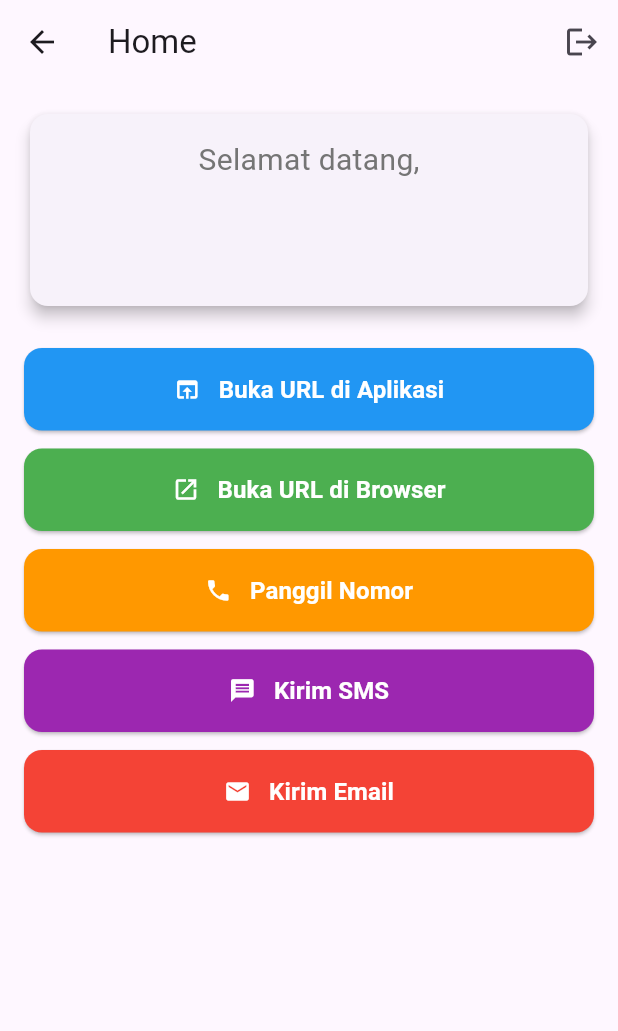
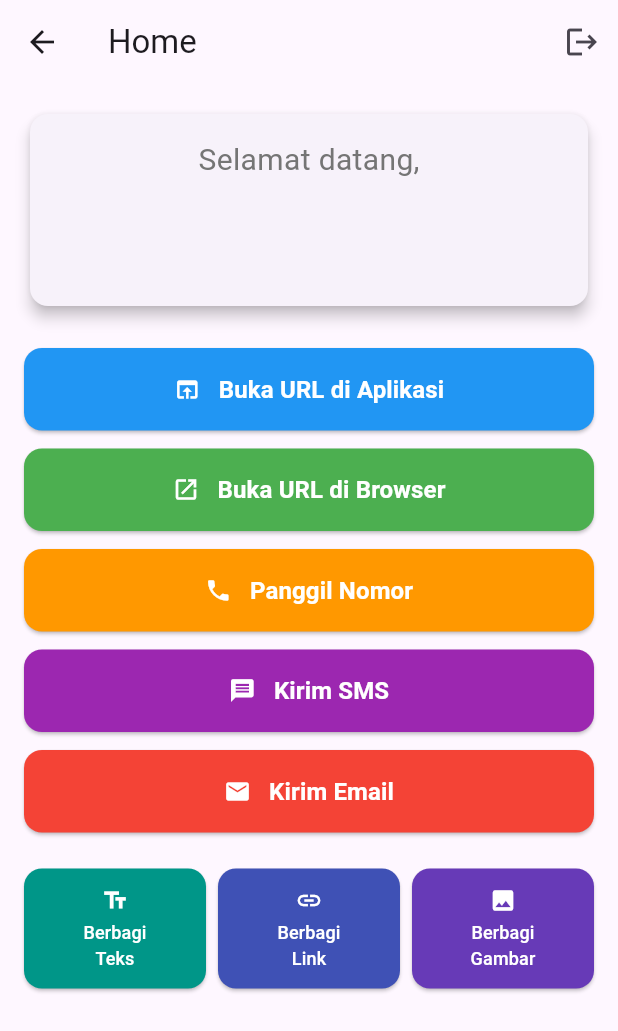
Before and after one commit to dzakisalman/flutter-firebase-app, a Flutter app: the HomeScreen screen opened by its route, after a tap on "Kirim Email", on a phone screen of 412 x 824 dp. Shown: the top 1031 px of the screen. Run offline on Flutter 3.47's test engine with Material 3 defaults, Android fonts, the phone set to English and light mode, and no system bars; our stand-ins replace firebase_auth, firebase_core, get, google_sign_in, share_plus; accounts and stored records are empty; generated files the repository leaves out were written again.

Commit message:
add share_plus

```diff
--- a/lib/screens/home_screen.dart
+++ b/lib/screens/home_screen.dart
@@ -1,10 +1,17 @@
+import 'dart:io';
+
 import 'package:flutter/material.dart';
+import 'package:flutter/services.dart';
 import 'package:get/get.dart';
+import 'package:path_provider/path_provider.dart';
+import 'package:share_plus/share_plus.dart';
 import 'package:url_launcher/url_launcher.dart';
 
 import '../controllers/auth_controller.dart';
 
 class HomeScreen extends GetView<AuthController> {
+  const HomeScreen({super.key});
+
   Future<void> _launchURL(String url, {bool inApp = true}) async {
     try {
       final uri = Uri.parse(url);
@@ -70,13 +77,69 @@ class HomeScreen extends GetView<AuthController> {
         scheme: 'mailto',
         path: email,
         query:
-            'subject=Halo, ini subject &body=Halo, saya ingin mengirim email kepada Anda.',
+            'subject=Hello from Flutter App &body=Hi, this is a message from our Flutter application.',
       );
       await launchUrl(emailLaunchUri);
     } catch (e) {
       Get.snackbar(
         'Error',
         'Tidak dapat mengirim email ke: $email',
+        snackPosition: SnackPosition.BOTTOM,
+        backgroundColor: Colors.red,
+        colorText: Colors.white,
+      );
+    }
+  }
+
+  void _shareText() async {
+    try {
+      await Share.share(
+        'Halo! Ini adalah pesan yang dibagikan dari aplikasi Flutter saya.',
+        subject: 'Berbagi Teks',
+      );
+    } catch (e) {
+      Get.snackbar(
+        'Error',
+        'Tidak dapat membagikan teks: ${e.toString()}',
+        snackPosition: SnackPosition.BOTTOM,
+        backgroundColor: Colors.red,
+        colorText: Colors.white,
+      );
+    }
+  }
+
+  void _shareLink() async {
+    try {
+      await Share.share(
+        'https://flutter.dev',
+        subject: 'Website Flutter',
+      );
+    } catch (e) {
+      Get.snackbar(
+        'Error',
+        'Tidak dapat membagikan tautan: ${e.toString()}',
+        snackPosition: SnackPosition.BOTTOM,
+        backgroundColor: Colors.red,
+        colorText: Colors.white,
+      );
+    }
+  }
+
+  Future<void> _shareImage() async {
+    try {
+      final bytes = await rootBundle.load('assets/google_logo.png');
+      final temp = await getTemporaryDirectory();
+      final file = File('${temp.path}/shared_image.png');
+      await file.writeAsBytes(bytes.buffer.asUint8List());
+
+      await Share.shareXFiles(
+        [XFile(file.path)],
+        text: 'Check out this image!',
+      );
+    } catch (e) {
+      Get.snackbar(
+        'Error',
+        'Tidak dapat membagikan gambar: ${e.toString()}',
         snackPosition: SnackPosition.BOTTOM,
         backgroundColor: Colors.red,
         colorText: Colors.white,
@@ -99,7 +162,6 @@ class HomeScreen extends GetView<AuthController> {
         ],
       ),
       body: SingleChildScrollView(
-        child: Padding(
         padding: const EdgeInsets.all(16.0),
         child: Column(
           crossAxisAlignment: CrossAxisAlignment.stretch,
@@ -176,8 +238,42 @@ class HomeScreen extends GetView<AuthController> {
               color: Colors.red,
               onPressed: () => _sendEmail('example@gmail.com'),
             ),
+            SizedBox(height: 24),
+            SizedBox(
+              height: 80,
+              child: Row(
+                mainAxisAlignment: MainAxisAlignment.spaceEvenly,
+                children: [
+                  Expanded(
+                    child: _buildShareButton(
+                      icon: Icons.text_fields,
+                      label: "Berbagi\nTeks",
+                      color: Colors.teal,
+                      onPressed: _shareText,
+                    ),
+                  ),
+                  SizedBox(width: 8),
+                  Expanded(
+                    child: _buildShareButton(
+                      icon: Icons.link,
+                      label: "Berbagi\nLink",
+                      color: Colors.indigo,
+                      onPressed: _shareLink,
+                    ),
+                  ),
+                  SizedBox(width: 8),
+                  Expanded(
+                    child: _buildShareButton(
+                      icon: Icons.image,
+                      label: "Berbagi\nGambar",
+                      color: Colors.deepPurple,
+                      onPressed: _shareImage,
+                    ),
+                  ),
                 ],
               ),
+            ),
+          ],
         ),
       ),
     );
@@ -215,4 +311,35 @@ class HomeScreen extends GetView<AuthController> {
       ),
     );
   }
+
+  Widget _buildShareButton({
+    required IconData icon,
+    required String label,
+    required Color color,
+    required VoidCallback onPressed,
+  }) {
+    return ElevatedButton(
+      onPressed: onPressed,
+      style: ElevatedButton.styleFrom(
+        backgroundColor: color,
+        foregroundColor: Colors.white,
+        padding: EdgeInsets.all(8),
+        shape: RoundedRectangleBorder(
+          borderRadius: BorderRadius.circular(12),
+        ),
+      ),
+      child: Column(
+        mainAxisAlignment: MainAxisAlignment.center,
+        children: [
+          Icon(icon),
+          SizedBox(height: 4),
+          Text(
+            label,
+            style: TextStyle(fontSize: 12),
+            textAlign: TextAlign.center,
+          ),
+        ],
+      ),
+    );
   }
+}
--- a/pubspec.yaml
+++ b/pubspec.yaml
@@ -39,6 +39,9 @@ dependencies:
   google_sign_in: ^6.3.0
   get: ^4.6.6
   url_launcher: ^6.2.5
+  share_plus: ^10.1.4
+  path_provider: ^2.0.15
+  image_picker: ^1.0.7
 
 dev_dependencies:
   flutter_test:
```
Also changed, not shown: pubspec.lock, 9 other files. Lines whose indentation alone changed are shown as unchanged.
